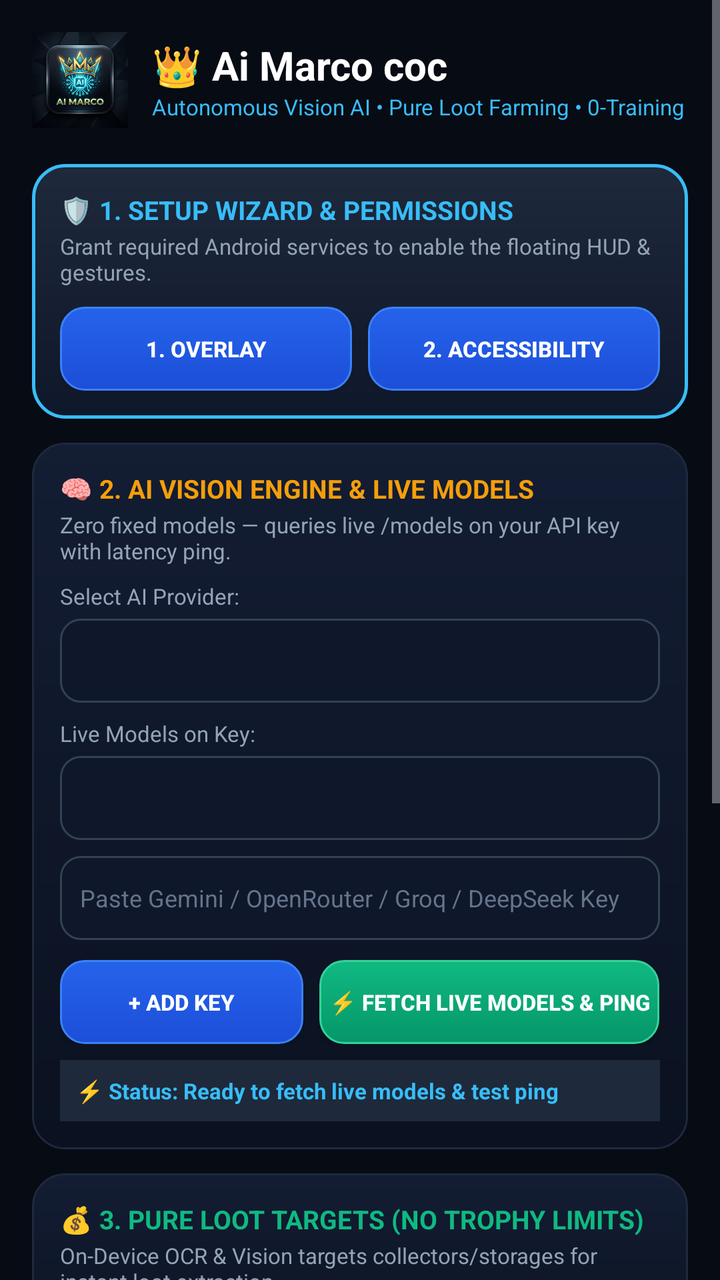
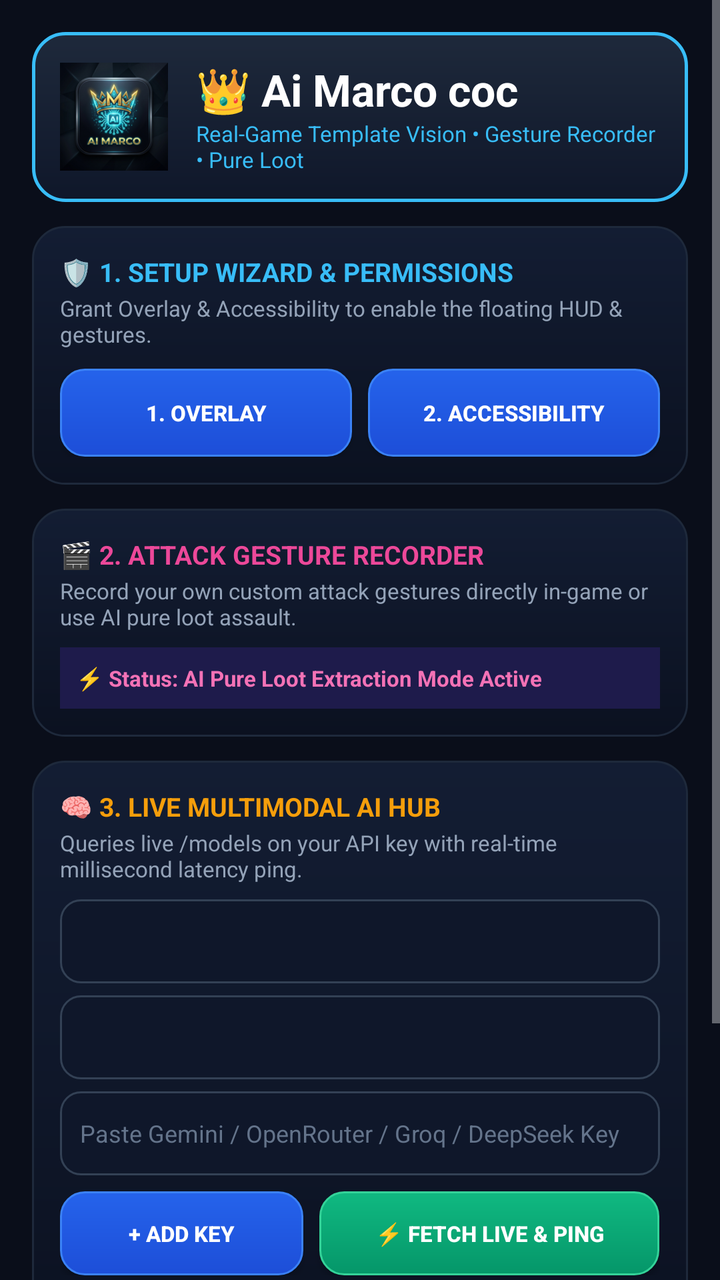

An Android layout rendered at two revisions. The XML below is the earlier revision; the diff shows what the commit changed to produce the second picture.
<!-- AndroidManifest.xml: activity theme Theme.AiMarcoCoc -->
<!-- res/layout/activity_main.xml -->
<?xml version="1.0" encoding="utf-8"?>
<ScrollView xmlns:android="http://schemas.android.com/apk/res/android"
    android:layout_width="match_parent"
    android:layout_height="match_parent"
    android:background="#070B14"
    android:fillViewport="true">

    <LinearLayout
        android:layout_width="match_parent"
        android:layout_height="wrap_content"
        android:orientation="vertical"
        android:padding="16dp">

        
        <LinearLayout
            android:layout_width="match_parent"
            android:layout_height="wrap_content"
            android:gravity="center_vertical"
            android:orientation="horizontal"
            android:paddingBottom="12dp">

            <ImageView
                android:layout_width="48dp"
                android:layout_height="48dp"
                android:src="@mipmap/ic_launcher" />

            <LinearLayout
                android:layout_width="wrap_content"
                android:layout_height="wrap_content"
                android:layout_marginStart="12dp"
                android:orientation="vertical">

                <TextView
                    android:layout_width="wrap_content"
                    android:layout_height="wrap_content"
                    android:text="👑 Ai Marco coc"
                    android:textColor="#FFFFFF"
                    android:textSize="20sp"
                    android:textStyle="bold" />

                <TextView
                    android:layout_width="wrap_content"
                    android:layout_height="wrap_content"
                    android:text="Autonomous Vision AI • Pure Loot Farming • 0-Training"
                    android:textColor="#38BDF8"
                    android:textSize="11sp" />
            </LinearLayout>
        </LinearLayout>

        
        <LinearLayout
            android:layout_width="match_parent"
            android:layout_height="wrap_content"
            android:layout_marginTop="6dp"
            android:background="@drawable/bg_card_cyber_active"
            android:orientation="vertical"
            android:padding="14dp">

            <TextView
                android:layout_width="wrap_content"
                android:layout_height="wrap_content"
                android:text="🛡️ 1. SETUP WIZARD &amp; PERMISSIONS"
                android:textColor="#38BDF8"
                android:textSize="13sp"
                android:textStyle="bold" />

            <TextView
                android:layout_width="wrap_content"
                android:layout_height="wrap_content"
                android:layout_marginTop="2dp"
                android:text="Grant required Android services to enable the floating HUD &amp; gestures."
                android:textColor="#94A3B8"
                android:textSize="11sp" />

            
            <LinearLayout
                android:layout_width="match_parent"
                android:layout_height="wrap_content"
                android:layout_marginTop="10dp"
                android:orientation="horizontal">

                <Button
                    android:id="@+id/btn_grant_overlay"
                    android:layout_width="0dp"
                    android:layout_height="42dp"
                    android:layout_weight="1"
                    android:background="@drawable/bg_btn_primary"
                    android:text="1. OVERLAY"
                    android:textColor="#FFFFFF"
                    android:textSize="11sp"
                    android:textStyle="bold" />

                <Button
                    android:id="@+id/btn_grant_accessibility"
                    android:layout_width="0dp"
                    android:layout_height="42dp"
                    android:layout_marginStart="8dp"
                    android:layout_weight="1"
                    android:background="@drawable/bg_btn_primary"
                    android:text="2. ACCESSIBILITY"
                    android:textColor="#FFFFFF"
                    android:textSize="11sp"
                    android:textStyle="bold" />
            </LinearLayout>
        </LinearLayout>

        
        <LinearLayout
            android:layout_width="match_parent"
            android:layout_height="wrap_content"
            android:layout_marginTop="12dp"
            android:background="@drawable/bg_card_cyber"
            android:orientation="vertical"
            android:padding="14dp">

            <TextView
                android:layout_width="wrap_content"
                android:layout_height="wrap_content"
                android:text="🧠 2. AI VISION ENGINE &amp; LIVE MODELS"
                android:textColor="#F59E0B"
                android:textSize="13sp"
                android:textStyle="bold" />

            <TextView
                android:layout_width="wrap_content"
                android:layout_height="wrap_content"
                android:layout_marginTop="2dp"
                android:text="Zero fixed models — queries live /models on your API key with latency ping."
                android:textColor="#94A3B8"
                android:textSize="11sp" />

            <TextView
                android:layout_width="wrap_content"
                android:layout_height="wrap_content"
                android:layout_marginTop="8dp"
                android:text="Select AI Provider:"
                android:textColor="#94A3B8"
                android:textSize="11sp" />

            <Spinner
                android:id="@+id/spinner_provider"
                android:layout_width="match_parent"
                android:layout_height="42dp"
                android:layout_marginTop="4dp"
                android:background="@drawable/bg_input_field"
                android:padding="8dp" />

            <TextView
                android:layout_width="wrap_content"
                android:layout_height="wrap_content"
                android:layout_marginTop="8dp"
                android:text="Live Models on Key:"
                android:textColor="#94A3B8"
                android:textSize="11sp" />

            <Spinner
                android:id="@+id/spinner_live_models"
                android:layout_width="match_parent"
                android:layout_height="42dp"
                android:layout_marginTop="4dp"
                android:background="@drawable/bg_input_field"
                android:padding="8dp" />

            <EditText
                android:id="@+id/et_api_key_input"
                android:layout_width="match_parent"
                android:layout_height="42dp"
                android:layout_marginTop="8dp"
                android:background="@drawable/bg_input_field"
                android:hint="Paste Gemini / OpenRouter / Groq / DeepSeek Key"
                android:paddingHorizontal="10dp"
                android:textColor="#FFFFFF"
                android:textColorHint="#64748B"
                android:textSize="12sp" />

            
            <LinearLayout
                android:layout_width="match_parent"
                android:layout_height="wrap_content"
                android:layout_marginTop="10dp"
                android:orientation="horizontal">

                <Button
                    android:id="@+id/btn_add_api_key"
                    android:layout_width="0dp"
                    android:layout_height="42dp"
                    android:layout_weight="1"
                    android:background="@drawable/bg_btn_primary"
                    android:text="+ ADD KEY"
                    android:textColor="#FFFFFF"
                    android:textSize="11sp"
                    android:textStyle="bold" />

                <Button
                    android:id="@+id/btn_ping_api_key"
                    android:layout_width="0dp"
                    android:layout_height="42dp"
                    android:layout_marginStart="8dp"
                    android:layout_weight="1.4"
                    android:background="@drawable/bg_btn_emerald"
                    android:text="⚡ FETCH LIVE MODELS &amp; PING"
                    android:textColor="#FFFFFF"
                    android:textSize="11sp"
                    android:textStyle="bold" />
            </LinearLayout>

            <TextView
                android:id="@+id/tv_ping_result"
                android:layout_width="match_parent"
                android:layout_height="wrap_content"
                android:layout_marginTop="8dp"
                android:background="#1E293B"
                android:padding="8dp"
                android:text="⚡ Status: Ready to fetch live models &amp; test ping"
                android:textColor="#38BDF8"
                android:textSize="11sp"
                android:textStyle="bold" />
        </LinearLayout>

        
        <LinearLayout
            android:layout_width="match_parent"
            android:layout_height="wrap_content"
            android:layout_marginTop="12dp"
            android:background="@drawable/bg_card_cyber"
            android:orientation="vertical"
            android:padding="14dp">

            <TextView
                android:layout_width="wrap_content"
                android:layout_height="wrap_content"
                android:text="💰 3. PURE LOOT TARGETS (NO TROPHY LIMITS)"
                android:textColor="#10B981"
                android:textSize="13sp"
                android:textStyle="bold" />

            <TextView
                android:layout_width="wrap_content"
                android:layout_height="wrap_content"
                android:layout_marginTop="2dp"
                android:text="On-Device OCR &amp; Vision targets collectors/storages for instant loot extraction."
                android:textColor="#94A3B8"
                android:textSize="11sp" />

            <LinearLayout
                android:layout_width="match_parent"
                android:layout_height="wrap_content"
                android:layout_marginTop="8dp"
                android:orientation="horizontal">

                <TextView
                    android:layout_width="0dp"
                    android:layout_height="wrap_content"
                    android:layout_weight="1"
                    android:text="Min Gold: 500k"
                    android:textColor="#FBBF24"
                    android:textSize="11sp"
                    android:textStyle="bold" />

                <TextView
                    android:layout_width="0dp"
                    android:layout_height="wrap_content"
                    android:layout_weight="1"
                    android:text="Min Elixir: 500k"
                    android:textColor="#EC4899"
                    android:textSize="11sp"
                    android:textStyle="bold" />

                <TextView
                    android:layout_width="0dp"
                    android:layout_height="wrap_content"
                    android:layout_weight="1"
                    android:text="Min Dark: 4k"
                    android:textColor="#38BDF8"
                    android:textSize="11sp"
                    android:textStyle="bold" />
            </LinearLayout>
        </LinearLayout>

        
        <LinearLayout
            android:layout_width="match_parent"
            android:layout_height="wrap_content"
            android:layout_marginTop="12dp"
            android:background="@drawable/bg_card_cyber"
            android:orientation="vertical"
            android:padding="14dp">

            <TextView
                android:layout_width="wrap_content"
                android:layout_height="wrap_content"
                android:text="🤖 4. 2-WAY TELEGRAM REMOTE CONTROL"
                android:textColor="#38BDF8"
                android:textSize="13sp"
                android:textStyle="bold" />

            <TextView
                android:layout_width="wrap_content"
                android:layout_height="wrap_content"
                android:layout_marginTop="2dp"
                android:text="Control your farming bot via /status, /pause, /resume, /attack, /walls, /schedule"
                android:textColor="#94A3B8"
                android:textSize="11sp" />

            <EditText
                android:id="@+id/et_telegram_bot_token"
                android:layout_width="match_parent"
                android:layout_height="40dp"
                android:layout_marginTop="6dp"
                android:background="@drawable/bg_input_field"
                android:hint="Telegram Bot Token"
                android:paddingHorizontal="10dp"
                android:textColor="#FFFFFF"
                android:textColorHint="#64748B"
                android:textSize="11sp" />

            <EditText
                android:id="@+id/et_telegram_chat_id"
                android:layout_width="match_parent"
                android:layout_height="40dp"
                android:layout_marginTop="6dp"
                android:background="@drawable/bg_input_field"
                android:hint="Telegram Chat ID (e.g. @aaafreecloud)"
                android:paddingHorizontal="10dp"
                android:textColor="#FFFFFF"
                android:textColorHint="#64748B"
                android:textSize="11sp" />

            <Button
                android:id="@+id/btn_send_telegram_test"
                android:layout_width="match_parent"
                android:layout_height="40dp"
                android:layout_marginTop="8dp"
                android:background="@drawable/bg_btn_primary"
                android:text="DISPATCH TELEGRAM TEST PING"
                android:textColor="#FFFFFF"
                android:textSize="11sp"
                android:textStyle="bold" />
        </LinearLayout>

        
        <Button
            android:id="@+id/btn_start_floating_hud"
            android:layout_width="match_parent"
            android:layout_height="52dp"
            android:layout_marginTop="16dp"
            android:layout_marginBottom="24dp"
            android:background="@drawable/bg_btn_emerald"
            android:text="🚀 LAUNCH MACRORIFY PLAY MODE"
            android:textColor="#FFFFFF"
            android:textSize="14sp"
            android:textStyle="bold" />

    </LinearLayout>
</ScrollView>
<!-- resources referenced by this layout -->
<resources>
  <!-- drawable bg_btn_emerald (drawable) -->
  <?xml version="1.0" encoding="utf-8"?>
  <ripple xmlns:android="http://schemas.android.com/apk/res/android"
      android:color="#6EE7B7">
      <item>
          <shape android:shape="rectangle">
              <gradient
                  android:startColor="#10B981"
                  android:endColor="#059669"
                  android:angle="270" />
              <corners android:radius="12dp" />
              <stroke
                  android:width="1dp"
                  android:color="#34D399" />
          </shape>
      </item>
  </ripple>
  <!-- drawable bg_btn_primary (drawable) -->
  <?xml version="1.0" encoding="utf-8"?>
  <ripple xmlns:android="http://schemas.android.com/apk/res/android"
      android:color="#60A5FA">
      <item>
          <shape android:shape="rectangle">
              <gradient
                  android:startColor="#2563EB"
                  android:endColor="#1D4ED8"
                  android:angle="270" />
              <corners android:radius="12dp" />
              <stroke
                  android:width="1dp"
                  android:color="#3B82F6" />
          </shape>
      </item>
  </ripple>
  <!-- drawable bg_card_cyber (drawable) -->
  <?xml version="1.0" encoding="utf-8"?>
  <shape xmlns:android="http://schemas.android.com/apk/res/android"
      android:shape="rectangle">
      <gradient
          android:startColor="#131D33"
          android:endColor="#0B1120"
          android:angle="270" />
      <corners android:radius="16dp" />
      <stroke
          android:width="1dp"
          android:color="#1E293B" />
  </shape>
  <!-- drawable bg_card_cyber_active (drawable) -->
  <?xml version="1.0" encoding="utf-8"?>
  <shape xmlns:android="http://schemas.android.com/apk/res/android"
      android:shape="rectangle">
      <gradient
          android:startColor="#1E293B"
          android:endColor="#0F172A"
          android:angle="270" />
      <corners android:radius="16dp" />
      <stroke
          android:width="1.5dp"
          android:color="#38BDF8" />
  </shape>
  <!-- drawable bg_input_field (drawable) -->
  <?xml version="1.0" encoding="utf-8"?>
  <shape xmlns:android="http://schemas.android.com/apk/res/android"
      android:shape="rectangle">
      <solid android:color="#0F172A" />
      <corners android:radius="10dp" />
      <stroke
          android:width="1dp"
          android:color="#334155" />
  </shape>
  <!-- mipmap ic_launcher: png bitmap (drawable, 445054 bytes) -->
  <style name="Theme.AiMarcoCoc" parent="Theme.AppCompat.NoActionBar">
          <item name="colorPrimary">@color/primary</item>
          <item name="colorPrimaryDark">#0F172A</item>
          <item name="colorAccent">@color/accent</item>
          <item name="android:windowBackground">#0A0F1D</item>
          <item name="android:statusBarColor">#0F172A</item>
          <item name="android:navigationBarColor">#0A0F1D</item>
      </style>
  <color name="primary">#2563EB</color>
  <color name="accent">#F59E0B</color>
</resources>

<!-- the commit's change to res/layout/activity_main.xml (unified diff, before → after) -->
@@ -2,7 +2,7 @@
 <ScrollView xmlns:android="http://schemas.android.com/apk/res/android"
     android:layout_width="match_parent"
     android:layout_height="match_parent"
-    android:background="#070B14"
+    android:background="#0A0E1A"
     android:fillViewport="true">
 
     <LinearLayout
@@ -15,19 +15,20 @@
         <LinearLayout
             android:layout_width="match_parent"
             android:layout_height="wrap_content"
+            android:background="@drawable/bg_card_cyber_active"
             android:gravity="center_vertical"
             android:orientation="horizontal"
-            android:paddingBottom="12dp">
+            android:padding="14dp">
 
             <ImageView
-                android:layout_width="48dp"
-                android:layout_height="48dp"
+                android:layout_width="54dp"
+                android:layout_height="54dp"
                 android:src="@mipmap/ic_launcher" />
 
             <LinearLayout
                 android:layout_width="wrap_content"
                 android:layout_height="wrap_content"
-                android:layout_marginStart="12dp"
+                android:layout_marginStart="14dp"
                 android:orientation="vertical">
 
                 <TextView
@@ -35,13 +36,13 @@
                     android:layout_height="wrap_content"
                     android:text="👑 Ai Marco coc"
                     android:textColor="#FFFFFF"
-                    android:textSize="20sp"
+                    android:textSize="22sp"
                     android:textStyle="bold" />
 
                 <TextView
                     android:layout_width="wrap_content"
                     android:layout_height="wrap_content"
-                    android:text="Autonomous Vision AI • Pure Loot Farming • 0-Training"
+                    android:text="Real-Game Template Vision • Gesture Recorder • Pure Loot"
                     android:textColor="#38BDF8"
                     android:textSize="11sp" />
             </LinearLayout>
@@ -51,8 +52,8 @@
         <LinearLayout
             android:layout_width="match_parent"
             android:layout_height="wrap_content"
-            android:layout_marginTop="6dp"
-            android:background="@drawable/bg_card_cyber_active"
+            android:layout_marginTop="12dp"
+            android:background="@drawable/bg_card_cyber"
             android:orientation="vertical"
             android:padding="14dp">
 
@@ -68,11 +69,10 @@
                 android:layout_width="wrap_content"
                 android:layout_height="wrap_content"
                 android:layout_marginTop="2dp"
-                android:text="Grant required Android services to enable the floating HUD &amp; gestures."
+                android:text="Grant Overlay &amp; Accessibility to enable the floating HUD &amp; gestures."
                 android:textColor="#94A3B8"
                 android:textSize="11sp" />
 
-            
             <LinearLayout
                 android:layout_width="match_parent"
                 android:layout_height="wrap_content"
@@ -82,7 +82,7 @@
                 <Button
                     android:id="@+id/btn_grant_overlay"
                     android:layout_width="0dp"
-                    android:layout_height="42dp"
+                    android:layout_height="44dp"
                     android:layout_weight="1"
                     android:background="@drawable/bg_btn_primary"
                     android:text="1. OVERLAY"
@@ -93,7 +93,7 @@
                 <Button
                     android:id="@+id/btn_grant_accessibility"
                     android:layout_width="0dp"
-                    android:layout_height="42dp"
+                    android:layout_height="44dp"
                     android:layout_marginStart="8dp"
                     android:layout_weight="1"
                     android:background="@drawable/bg_btn_primary"
@@ -116,7 +116,45 @@
             <TextView
                 android:layout_width="wrap_content"
                 android:layout_height="wrap_content"
-                android:text="🧠 2. AI VISION ENGINE &amp; LIVE MODELS"
+                android:text="🎬 2. ATTACK GESTURE RECORDER"
+                android:textColor="#EC4899"
+                android:textSize="13sp"
+                android:textStyle="bold" />
+
+            <TextView
+                android:layout_width="wrap_content"
+                android:layout_height="wrap_content"
+                android:layout_marginTop="2dp"
+                android:text="Record your own custom attack gestures directly in-game or use AI pure loot assault."
+                android:textColor="#94A3B8"
+                android:textSize="11sp" />
+
+            <TextView
+                android:id="@+id/tv_recorded_status"
+                android:layout_width="match_parent"
+                android:layout_height="wrap_content"
+                android:layout_marginTop="8dp"
+                android:background="#1E1B4B"
+                android:padding="8dp"
+                android:text="⚡ Status: AI Pure Loot Extraction Mode Active"
+                android:textColor="#F472B6"
+                android:textSize="11sp"
+                android:textStyle="bold" />
+        </LinearLayout>
+
+        
+        <LinearLayout
+            android:layout_width="match_parent"
+            android:layout_height="wrap_content"
+            android:layout_marginTop="12dp"
+            android:background="@drawable/bg_card_cyber"
+            android:orientation="vertical"
+            android:padding="14dp">
+
+            <TextView
+                android:layout_width="wrap_content"
+                android:layout_height="wrap_content"
+                android:text="🧠 3. LIVE MULTIMODAL AI HUB"
                 android:textColor="#F59E0B"
                 android:textSize="13sp"
                 android:textStyle="bold" />
@@ -125,39 +163,23 @@
                 android:layout_width="wrap_content"
                 android:layout_height="wrap_content"
                 android:layout_marginTop="2dp"
-                android:text="Zero fixed models — queries live /models on your API key with latency ping."
+                android:text="Queries live /models on your API key with real-time millisecond latency ping."
                 android:textColor="#94A3B8"
                 android:textSize="11sp" />
 
-            <TextView
-                android:layout_width="wrap_content"
-                android:layout_height="wrap_content"
-                android:layout_marginTop="8dp"
-                android:text="Select AI Provider:"
-                android:textColor="#94A3B8"
-                android:textSize="11sp" />
-
             <Spinner
                 android:id="@+id/spinner_provider"
                 android:layout_width="match_parent"
                 android:layout_height="42dp"
-                android:layout_marginTop="4dp"
+                android:layout_marginTop="8dp"
                 android:background="@drawable/bg_input_field"
                 android:padding="8dp" />
 
-            <TextView
-                android:layout_width="wrap_content"
-                android:layout_height="wrap_content"
-                android:layout_marginTop="8dp"
-                android:text="Live Models on Key:"
-                android:textColor="#94A3B8"
-                android:textSize="11sp" />
-
             <Spinner
                 android:id="@+id/spinner_live_models"
                 android:layout_width="match_parent"
                 android:layout_height="42dp"
-                android:layout_marginTop="4dp"
+                android:layout_marginTop="6dp"
                 android:background="@drawable/bg_input_field"
                 android:padding="8dp" />
 
@@ -165,7 +187,7 @@
                 android:id="@+id/et_api_key_input"
                 android:layout_width="match_parent"
                 android:layout_height="42dp"
-                android:layout_marginTop="8dp"
+                android:layout_marginTop="6dp"
                 android:background="@drawable/bg_input_field"
                 android:hint="Paste Gemini / OpenRouter / Groq / DeepSeek Key"
                 android:paddingHorizontal="10dp"
@@ -173,11 +195,10 @@
                 android:textColorHint="#64748B"
                 android:textSize="12sp" />
 
-            
             <LinearLayout
                 android:layout_width="match_parent"
                 android:layout_height="wrap_content"
-                android:layout_marginTop="10dp"
+                android:layout_marginTop="8dp"
                 android:orientation="horizontal">
 
                 <Button
@@ -198,7 +219,7 @@
                     android:layout_marginStart="8dp"
                     android:layout_weight="1.4"
                     android:background="@drawable/bg_btn_emerald"
-                    android:text="⚡ FETCH LIVE MODELS &amp; PING"
+                    android:text="⚡ FETCH LIVE &amp; PING"
                     android:textColor="#FFFFFF"
                     android:textSize="11sp"
                     android:textStyle="bold" />
@@ -218,131 +239,10 @@
         </LinearLayout>
 
         
-        <LinearLayout
-            android:layout_width="match_parent"
-            android:layout_height="wrap_content"
-            android:layout_marginTop="12dp"
-            android:background="@drawable/bg_card_cyber"
-            android:orientation="vertical"
-            android:padding="14dp">
-
-            <TextView
-                android:layout_width="wrap_content"
-                android:layout_height="wrap_content"
-                android:text="💰 3. PURE LOOT TARGETS (NO TROPHY LIMITS)"
-                android:textColor="#10B981"
-                android:textSize="13sp"
-                android:textStyle="bold" />
-
-            <TextView
-                android:layout_width="wrap_content"
-                android:layout_height="wrap_content"
-                android:layout_marginTop="2dp"
-                android:text="On-Device OCR &amp; Vision targets collectors/storages for instant loot extraction."
-                android:textColor="#94A3B8"
-                android:textSize="11sp" />
-
-            <LinearLayout
-                android:layout_width="match_parent"
-                android:layout_height="wrap_content"
-                android:layout_marginTop="8dp"
-                android:orientation="horizontal">
-
-                <TextView
-                    android:layout_width="0dp"
-                    android:layout_height="wrap_content"
-                    android:layout_weight="1"
-                    android:text="Min Gold: 500k"
-                    android:textColor="#FBBF24"
-                    android:textSize="11sp"
-                    android:textStyle="bold" />
-
-                <TextView
-                    android:layout_width="0dp"
-                    android:layout_height="wrap_content"
-                    android:layout_weight="1"
-                    android:text="Min Elixir: 500k"
-                    android:textColor="#EC4899"
-                    android:textSize="11sp"
-                    android:textStyle="bold" />
-
-                <TextView
-                    android:layout_width="0dp"
-                    android:layout_height="wrap_content"
-                    android:layout_weight="1"
-                    android:text="Min Dark: 4k"
-                    android:textColor="#38BDF8"
-                    android:textSize="11sp"
-                    android:textStyle="bold" />
-            </LinearLayout>
-        </LinearLayout>
-
-        
-        <LinearLayout
-            android:layout_width="match_parent"
-            android:layout_height="wrap_content"
-            android:layout_marginTop="12dp"
-            android:background="@drawable/bg_card_cyber"
-            android:orientation="vertical"
-            android:padding="14dp">
-
-            <TextView
-                android:layout_width="wrap_content"
-                android:layout_height="wrap_content"
-                android:text="🤖 4. 2-WAY TELEGRAM REMOTE CONTROL"
-                android:textColor="#38BDF8"
-                android:textSize="13sp"
-                android:textStyle="bold" />
-
-            <TextView
-                android:layout_width="wrap_content"
-                android:layout_height="wrap_content"
-                android:layout_marginTop="2dp"
-                android:text="Control your farming bot via /status, /pause, /resume, /attack, /walls, /schedule"
-                android:textColor="#94A3B8"
-                android:textSize="11sp" />
-
-            <EditText
-                android:id="@+id/et_telegram_bot_token"
-                android:layout_width="match_parent"
-                android:layout_height="40dp"
-                android:layout_marginTop="6dp"
-                android:background="@drawable/bg_input_field"
-                android:hint="Telegram Bot Token"
-                android:paddingHorizontal="10dp"
-                android:textColor="#FFFFFF"
-                android:textColorHint="#64748B"
-                android:textSize="11sp" />
-
-            <EditText
-                android:id="@+id/et_telegram_chat_id"
-                android:layout_width="match_parent"
-                android:layout_height="40dp"
-                android:layout_marginTop="6dp"
-                android:background="@drawable/bg_input_field"
-                android:hint="Telegram Chat ID (e.g. @aaafreecloud)"
-                android:paddingHorizontal="10dp"
-                android:textColor="#FFFFFF"
-                android:textColorHint="#64748B"
-                android:textSize="11sp" />
-
-            <Button
-                android:id="@+id/btn_send_telegram_test"
-                android:layout_width="match_parent"
-                android:layout_height="40dp"
-                android:layout_marginTop="8dp"
-                android:background="@drawable/bg_btn_primary"
-                android:text="DISPATCH TELEGRAM TEST PING"
-                android:textColor="#FFFFFF"
-                android:textSize="11sp"
-                android:textStyle="bold" />
-        </LinearLayout>
-
-        
         <Button
             android:id="@+id/btn_start_floating_hud"
             android:layout_width="match_parent"
-            android:layout_height="52dp"
+            android:layout_height="54dp"
             android:layout_marginTop="16dp"
             android:layout_marginBottom="24dp"
             android:background="@drawable/bg_btn_emerald"
